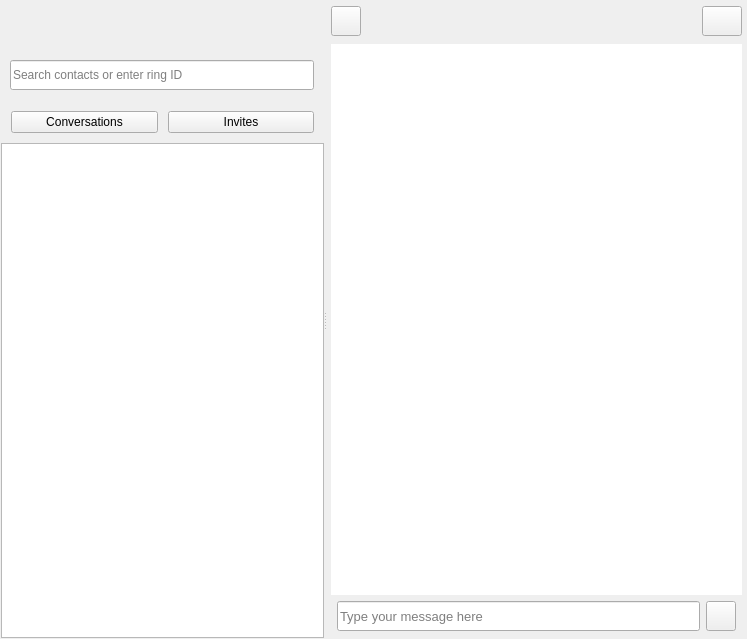
Above: callwidget.ui from savoirfairelinux/jami-client-windows before the change. Below: the same form after it.
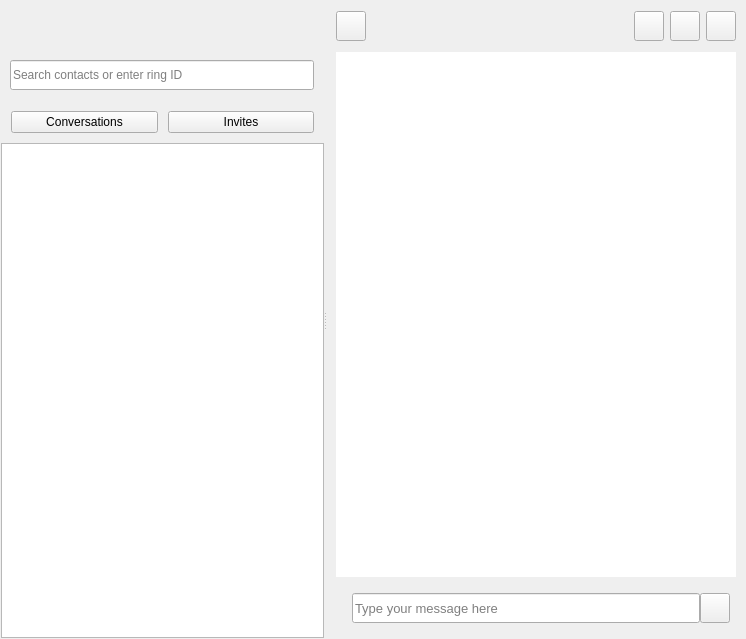
That is the form after the change. Icons and pictures are not drawn. Custom widgets are drawn as their Qt base class.

Commit message:
conversation view: add call buttons
- add audio/video call buttons to message page header
- clean up button UI
- set messageList maxWidth and center in view
- fix incoming message selection bug

The edit to the form file:
```diff
--- a/callwidget.ui
+++ b/callwidget.ui
@@ -6,7 +6,7 @@
    <rect>
     <x>0</x>
     <y>0</y>
-    <width>747</width>
+    <width>746</width>
     <height>639</height>
    </rect>
   </property>
@@ -952,26 +952,48 @@
                  <verstretch>0</verstretch>
                 </sizepolicy>
                </property>
-               <layout class="QVBoxLayout" name="verticalLayout_12" stretch="1,25,1">
+               <layout class="QVBoxLayout" name="verticalLayout_12" stretch="0,0">
+                <property name="spacing">
+                 <number>0</number>
+                </property>
                 <property name="leftMargin">
-                 <number>5</number>
+                 <number>0</number>
                 </property>
                 <property name="topMargin">
-                 <number>5</number>
+                 <number>0</number>
                 </property>
                 <property name="rightMargin">
-                 <number>5</number>
+                 <number>0</number>
                 </property>
                 <property name="bottomMargin">
-                 <number>2</number>
+                 <number>0</number>
                 </property>
                 <item>
+                 <widget class="QWidget" name="messagingHeaderWidget" native="true">
                  <layout class="QHBoxLayout" name="horizontalLayout_6">
+                   <property name="spacing">
+                    <number>6</number>
+                   </property>
+                   <property name="leftMargin">
+                    <number>10</number>
+                   </property>
+                   <property name="topMargin">
+                    <number>6</number>
+                   </property>
+                   <property name="rightMargin">
+                    <number>10</number>
+                   </property>
                   <property name="bottomMargin">
-                   <number>0</number>
+                    <number>6</number>
                   </property>
                   <item>
                    <widget class="QPushButton" name="imBackButton">
+                     <property name="sizePolicy">
+                      <sizepolicy hsizetype="Minimum" vsizetype="Fixed">
+                       <horstretch>0</horstretch>
+                       <verstretch>0</verstretch>
+                      </sizepolicy>
+                     </property>
                     <property name="minimumSize">
                      <size>
                       <width>30</width>
@@ -1014,7 +1036,7 @@
                      <number>0</number>
                     </property>
                     <property name="bottomMargin">
-                     <number>4</number>
+                      <number>0</number>
                     </property>
                     <item>
                      <widget class="QLabel" name="imNameLabel">
@@ -1083,6 +1105,22 @@
                     </item>
                    </layout>
                   </item>
+                   <item>
+                    <spacer name="verticalSpacer_3">
+                     <property name="orientation">
+                      <enum>Qt::Vertical</enum>
+                     </property>
+                     <property name="sizeType">
+                      <enum>QSizePolicy::Fixed</enum>
+                     </property>
+                     <property name="sizeHint" stdset="0">
+                      <size>
+                       <width>0</width>
+                       <height>40</height>
+                      </size>
+                     </property>
+                    </spacer>
+                   </item>
                   <item>
                    <spacer name="horizontalSpacer_6">
                     <property name="orientation">
@@ -1097,7 +1135,65 @@
                    </spacer>
                   </item>
                   <item>
-                   <widget class="QPushButton" name="sendContactRequestPageButton">
+                    <widget class="QPushButton" name="btnAudioCall">
+                     <property name="minimumSize">
+                      <size>
+                       <width>30</width>
+                       <height>30</height>
+                      </size>
+                     </property>
+                     <property name="maximumSize">
+                      <size>
+                       <width>30</width>
+                       <height>30</height>
+                      </size>
+                     </property>
+                     <property name="text">
+                      <string/>
+                     </property>
+                     <property name="icon">
+                      <iconset resource="ressources.qrc">
+                       <normaloff>:/images/icons/ic_phone_24px.svg</normaloff>:/images/icons/ic_phone_24px.svg</iconset>
+                     </property>
+                     <property name="iconSize">
+                      <size>
+                       <width>18</width>
+                       <height>18</height>
+                      </size>
+                     </property>
+                    </widget>
+                   </item>
+                   <item>
+                    <widget class="QPushButton" name="btnVideoCall">
+                     <property name="minimumSize">
+                      <size>
+                       <width>30</width>
+                       <height>30</height>
+                      </size>
+                     </property>
+                     <property name="maximumSize">
+                      <size>
+                       <width>30</width>
+                       <height>30</height>
+                      </size>
+                     </property>
+                     <property name="text">
+                      <string/>
+                     </property>
+                     <property name="icon">
+                      <iconset resource="ressources.qrc">
+                       <normaloff>:/images/icons/ic_video_call_24px.svg</normaloff>:/images/icons/ic_video_call_24px.svg</iconset>
+                     </property>
+                     <property name="iconSize">
+                      <size>
+                       <width>18</width>
+                       <height>18</height>
+                      </size>
+                     </property>
+                    </widget>
+                   </item>
+                   <item>
+                    <widget class="QPushButton" name="sendContactRequestButton">
                     <property name="sizePolicy">
                      <sizepolicy hsizetype="Minimum" vsizetype="Fixed">
                       <horstretch>0</horstretch>
@@ -1110,6 +1206,12 @@
                       <height>30</height>
                      </size>
                     </property>
+                     <property name="maximumSize">
+                      <size>
+                       <width>30</width>
+                       <height>30</height>
+                      </size>
+                     </property>
                     <property name="toolTip">
                      <string>Add to contacts</string>
                     </property>
@@ -1121,12 +1223,88 @@
                     </property>
                     <property name="icon">
                      <iconset resource="ressources.qrc">
-                      <normaloff>:/images/icons/ic_person_add_white_24dp.png</normaloff>:/images/icons/ic_person_add_white_24dp.png</iconset>
+                       <normaloff>:/images/icons/ic_person_add_black_24dp_2x.png</normaloff>:/images/icons/ic_person_add_black_24dp_2x.png</iconset>
+                     </property>
+                     <property name="iconSize">
+                      <size>
+                       <width>18</width>
+                       <height>18</height>
+                      </size>
                     </property>
                    </widget>
                   </item>
                  </layout>
+                 </widget>
                 </item>
+                <item>
+                 <layout class="QHBoxLayout" name="messagesHBoxLayout" stretch="0,0,0">
+                  <property name="spacing">
+                   <number>0</number>
+                  </property>
+                  <property name="leftMargin">
+                   <number>10</number>
+                  </property>
+                  <property name="topMargin">
+                   <number>0</number>
+                  </property>
+                  <property name="rightMargin">
+                   <number>10</number>
+                  </property>
+                  <property name="bottomMargin">
+                   <number>0</number>
+                  </property>
+                  <item>
+                   <spacer name="horizontalSpacer">
+                    <property name="orientation">
+                     <enum>Qt::Horizontal</enum>
+                    </property>
+                    <property name="sizeType">
+                     <enum>QSizePolicy::Minimum</enum>
+                    </property>
+                    <property name="sizeHint" stdset="0">
+                     <size>
+                      <width>0</width>
+                      <height>20</height>
+                     </size>
+                    </property>
+                   </spacer>
+                  </item>
+                  <item>
+                   <widget class="QWidget" name="messagesListWidget" native="true">
+                    <property name="sizePolicy">
+                     <sizepolicy hsizetype="Expanding" vsizetype="Preferred">
+                      <horstretch>0</horstretch>
+                      <verstretch>0</verstretch>
+                     </sizepolicy>
+                    </property>
+                    <property name="minimumSize">
+                     <size>
+                      <width>200</width>
+                      <height>0</height>
+                     </size>
+                    </property>
+                    <property name="maximumSize">
+                     <size>
+                      <width>640</width>
+                      <height>16777215</height>
+                     </size>
+                    </property>
+                    <layout class="QVBoxLayout" name="verticalLayout_6">
+                     <property name="spacing">
+                      <number>0</number>
+                     </property>
+                     <property name="leftMargin">
+                      <number>0</number>
+                     </property>
+                     <property name="topMargin">
+                      <number>0</number>
+                     </property>
+                     <property name="rightMargin">
+                      <number>0</number>
+                     </property>
+                     <property name="bottomMargin">
+                      <number>0</number>
+                     </property>
                 <item>
                  <widget class="QListView" name="listMessageView">
                   <property name="sizePolicy">
@@ -1135,6 +1313,18 @@
                     <verstretch>0</verstretch>
                    </sizepolicy>
                   </property>
+                       <property name="minimumSize">
+                        <size>
+                         <width>200</width>
+                         <height>0</height>
+                        </size>
+                       </property>
+                       <property name="maximumSize">
+                        <size>
+                         <width>640</width>
+                         <height>16777215</height>
+                        </size>
+                       </property>
                   <property name="font">
                    <font>
                     <stylestrategy>PreferAntialias</stylestrategy>
@@ -1170,18 +1360,18 @@
                  </widget>
                 </item>
                 <item>
-                 <layout class="QHBoxLayout" name="horizontalLayout_5">
+                      <layout class="QHBoxLayout" name="imSendHBoxLayout">
                   <property name="leftMargin">
-                   <number>6</number>
+                        <number>16</number>
                   </property>
                   <property name="topMargin">
-                   <number>0</number>
+                        <number>16</number>
                   </property>
                   <property name="rightMargin">
                    <number>6</number>
                   </property>
                   <property name="bottomMargin">
-                   <number>6</number>
+                        <number>16</number>
                   </property>
                   <item>
                    <widget class="QLineEdit" name="imMessageEdit">
@@ -1235,6 +1425,27 @@
                      </size>
                     </property>
                    </widget>
+                       </item>
+                      </layout>
+                     </item>
+                    </layout>
+                   </widget>
+                  </item>
+                  <item>
+                   <spacer name="horizontalSpacer_2">
+                    <property name="orientation">
+                     <enum>Qt::Horizontal</enum>
+                    </property>
+                    <property name="sizeType">
+                     <enum>QSizePolicy::Minimum</enum>
+                    </property>
+                    <property name="sizeHint" stdset="0">
+                     <size>
+                      <width>0</width>
+                      <height>20</height>
+                     </size>
+                    </property>
+                   </spacer>
                   </item>
                  </layout>
                 </item>
```
Left out of the diff: 8 changed lines with no effect on the pictures. Lines whose indentation alone changed are shown as unchanged. The commit also changes 18 other files.
